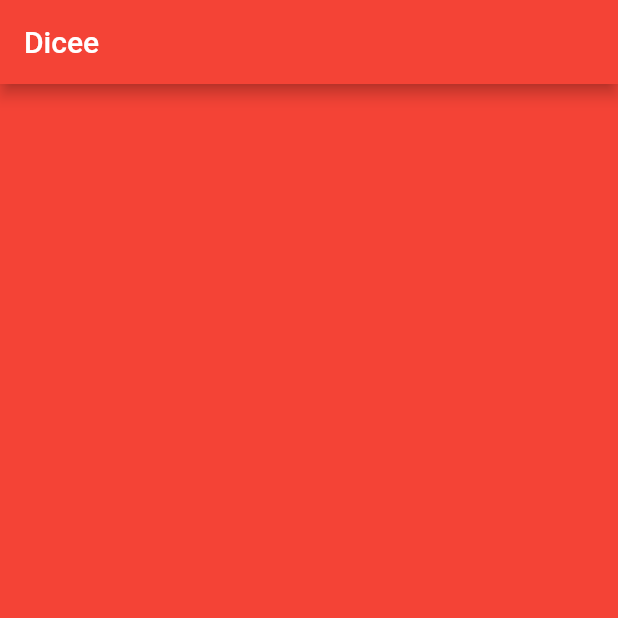
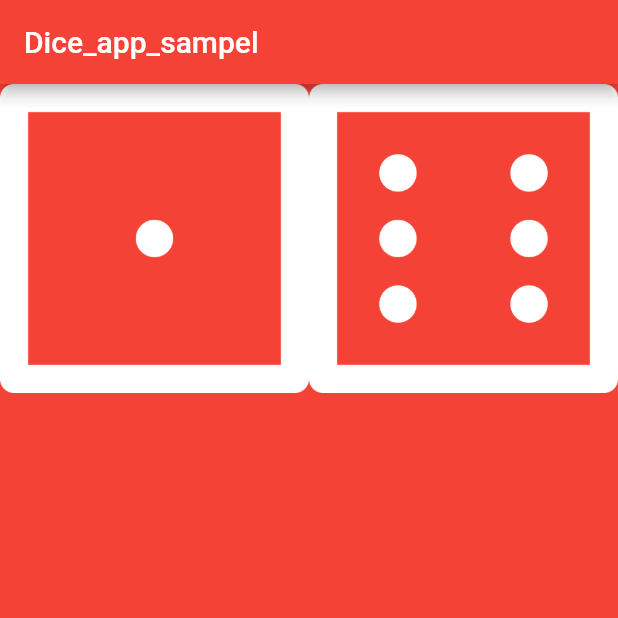
Before and after one commit to jin-aiit-a1824jj/flutter-tutorial-3-dice_app_sample, a Flutter app: the screen it shows after launch, on a phone screen of 412 x 824 dp, the top half of it. Run offline on Flutter 3.47's test engine with Material 2 defaults, Android fonts, the phone set to English and light mode, and no system bars.

Commit message:
use Expanded - flexible layouts

```diff
--- a/lib/main.dart
+++ b/lib/main.dart
@@ -6,7 +6,7 @@ void main() {
       home: Scaffold(
         backgroundColor: Colors.red,
         appBar: AppBar(
-          title: Text('Dicee'),
+          title: Text('Dice_app_sampel'),
           backgroundColor: Colors.red,
         ),
         body: DicePage(),
@@ -18,6 +18,17 @@ void main() {
 class DicePage extends StatelessWidget {
   @override
   Widget build(BuildContext context) {
-    return Container();
+    return Row(
+      children: <Widget>[
+        Expanded(
+          flex: 1,
+          child: Image.asset('images/dice1.png'),
+        ),
+        Expanded(
+          flex: 1,
+          child: Image.asset('images/dice6.png'),
+        ),
+      ],
+    );
   }
 }
--- a/pubspec.yaml
+++ b/pubspec.yaml
@@ -42,7 +42,7 @@ flutter:
 
   # To add assets to your application, add an assets section, like this:
   assets:
-    - images
+    - images/
   #  - images/a_dot_ham.jpeg
 
   # An image asset can refer to one or more resolution-specific "variants", see
```
